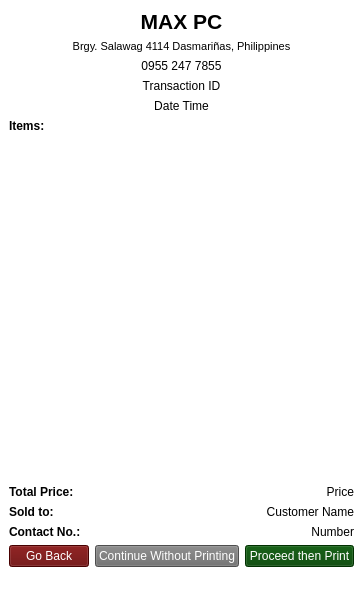
Old version of the form Receipt.ui in the repository Aenan05/MAXPC.
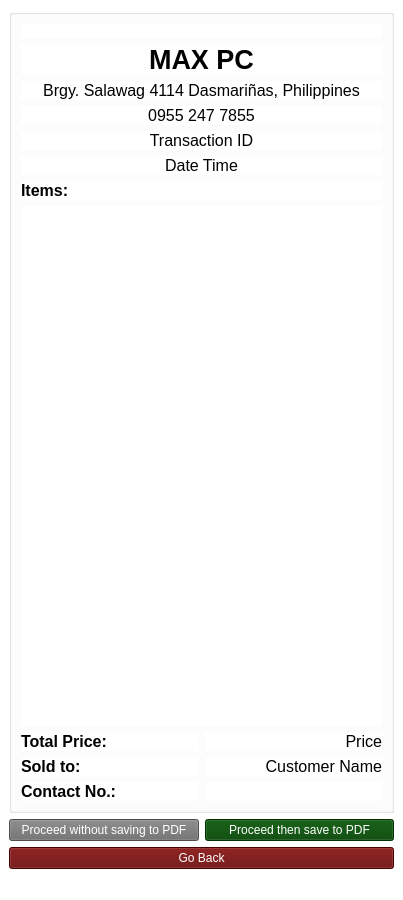
New version of the form. Icons and pictures are not drawn.

Commit message: 053123 1256 checkout and print receipt

```diff
--- a/Receipt.ui
+++ b/Receipt.ui
@@ -6,8 +6,8 @@
    <rect>
     <x>0</x>
     <y>0</y>
-    <width>335</width>
-    <height>598</height>
+    <width>403</width>
+    <height>900</height>
    </rect>
   </property>
   <property name="windowTitle">
@@ -19,7 +19,8 @@
   <widget class="QWidget" name="centralwidget">
    <layout class="QGridLayout" name="gridLayout_2">
     <item row="0" column="0">
-     <layout class="QGridLayout" name="gridLayout">
+     <widget class="QGroupBox" name="print_layout_2">
+      <layout class="QGridLayout" name="print_layout">
       <item row="1" column="0">
        <layout class="QHBoxLayout" name="horizontalLayout_2">
         <item>
@@ -27,6 +28,7 @@
           <property name="font">
            <font>
             <family>Arial</family>
+             <pointsize>12</pointsize>
             <weight>75</weight>
             <bold>true</bold>
            </font>
@@ -37,7 +39,12 @@
          </widget>
         </item>
         <item>
-         <widget class="QLabel" name="label_8">
+          <widget class="QLabel" name="txtName">
+           <property name="font">
+            <font>
+             <pointsize>12</pointsize>
+            </font>
+           </property>
           <property name="text">
            <string>Customer Name</string>
           </property>
@@ -48,14 +55,65 @@
         </item>
        </layout>
       </item>
+       <item row="2" column="0">
+        <layout class="QHBoxLayout" name="horizontalLayout_3">
+         <item>
+          <widget class="QLabel" name="label_9">
+           <property name="font">
+            <font>
+             <family>Arial</family>
+             <pointsize>12</pointsize>
+             <weight>75</weight>
+             <bold>true</bold>
+            </font>
+           </property>
+           <property name="text">
+            <string>Contact No.:</string>
+           </property>
+          </widget>
+         </item>
+         <item>
+          <widget class="QLabel" name="txtNum">
+           <property name="font">
+            <font>
+             <family>Arial</family>
+             <pointsize>12</pointsize>
+            </font>
+           </property>
+           <property name="text">
+            <string/>
+           </property>
+           <property name="alignment">
+            <set>Qt::AlignRight|Qt::AlignTrailing|Qt::AlignVCenter</set>
+           </property>
+          </widget>
+         </item>
+        </layout>
+       </item>
       <item row="0" column="0">
        <layout class="QVBoxLayout" name="verticalLayout">
+         <item>
+          <widget class="QLabel" name="label_6">
+           <property name="text">
+            <string/>
+           </property>
+           <property name="pixmap">
+            <pixmap>100x100.png</pixmap>
+           </property>
+           <property name="scaledContents">
+            <bool>false</bool>
+           </property>
+           <property name="alignment">
+            <set>Qt::AlignCenter</set>
+           </property>
+          </widget>
+         </item>
         <item>
          <widget class="QLabel" name="label">
           <property name="font">
            <font>
             <family>Arial</family>
-            <pointsize>16</pointsize>
+             <pointsize>20</pointsize>
             <weight>75</weight>
             <bold>true</bold>
            </font>
@@ -73,7 +131,7 @@
           <property name="font">
            <font>
             <family>Arial</family>
-            <pointsize>8</pointsize>
+             <pointsize>12</pointsize>
            </font>
           </property>
           <property name="text">
@@ -89,6 +147,7 @@
           <property name="font">
            <font>
             <family>Arial</family>
+             <pointsize>12</pointsize>
            </font>
           </property>
           <property name="text">
@@ -104,6 +163,7 @@
           <property name="font">
            <font>
             <family>Arial</family>
+             <pointsize>12</pointsize>
            </font>
           </property>
           <property name="text">
@@ -119,6 +179,7 @@
           <property name="font">
            <font>
             <family>Arial</family>
+             <pointsize>12</pointsize>
            </font>
           </property>
           <property name="text">
@@ -134,6 +195,7 @@
           <property name="font">
            <font>
             <family>Arial</family>
+             <pointsize>12</pointsize>
             <weight>75</weight>
             <bold>true</bold>
            </font>
@@ -144,7 +206,13 @@
          </widget>
         </item>
         <item>
-         <widget class="QPlainTextEdit" name="plainTextEdit">
+          <widget class="QPlainTextEdit" name="txtItems">
+           <property name="font">
+            <font>
+             <family>Arial</family>
+             <pointsize>12</pointsize>
+            </font>
+           </property>
           <property name="frameShape">
            <enum>QFrame::NoFrame</enum>
           </property>
@@ -163,6 +231,7 @@
             <property name="font">
              <font>
               <family>Arial</family>
+               <pointsize>12</pointsize>
               <weight>75</weight>
               <bold>true</bold>
              </font>
@@ -173,10 +242,11 @@
            </widget>
           </item>
           <item>
-           <widget class="QLabel" name="label_6">
+            <widget class="QLabel" name="txtPrice">
             <property name="font">
              <font>
               <family>Arial</family>
+               <pointsize>12</pointsize>
              </font>
             </property>
             <property name="text">
@@ -191,62 +261,19 @@
         </item>
        </layout>
       </item>
-      <item row="2" column="0">
-       <layout class="QHBoxLayout" name="horizontalLayout_3">
-        <item>
-         <widget class="QLabel" name="label_9">
-          <property name="font">
-           <font>
-            <family>Arial</family>
-            <weight>75</weight>
-            <bold>true</bold>
-           </font>
-          </property>
-          <property name="text">
-           <string>Contact No.:</string>
-          </property>
-         </widget>
-        </item>
-        <item>
-         <widget class="QLabel" name="label_10">
-          <property name="font">
-           <font>
-            <family>Arial</family>
-           </font>
-          </property>
-          <property name="text">
-           <string>Number</string>
-          </property>
-          <property name="alignment">
-           <set>Qt::AlignRight|Qt::AlignTrailing|Qt::AlignVCenter</set>
-          </property>
-         </widget>
-        </item>
-       </layout>
-      </item>
-     </layout>
+      </layout>
+     </widget>
     </item>
     <item row="2" column="0">
      <layout class="QHBoxLayout" name="horizontalLayout_4">
       <item>
-       <widget class="QPushButton" name="pushButton">
-        <property name="styleSheet">
-         <string notr="true">background-color: rgb(99, 0, 0);
-color: rgb(255, 255, 255);</string>
-        </property>
-        <property name="text">
-         <string>Go Back</string>
-        </property>
-       </widget>
-      </item>
-      <item>
-       <widget class="QPushButton" name="pushButton_3">
+       <widget class="QPushButton" name="btnDontPrint">
         <property name="styleSheet">
          <string notr="true">background-color: rgb(109, 109, 109);
 color: rgb(255, 255, 255);</string>
         </property>
         <property name="text">
-         <string>Continue Without Printing</string>
+         <string>Proceed without saving to PDF</string>
         </property>
        </widget>
       </item>
@@ -257,12 +284,23 @@
 color: rgb(255, 255, 255);</string>
         </property>
         <property name="text">
-         <string>Proceed then Print</string>
+         <string>Proceed then save to PDF</string>
         </property>
        </widget>
       </item>
      </layout>
     </item>
+    <item row="3" column="0">
+     <widget class="QPushButton" name="btnBack">
+      <property name="styleSheet">
+       <string notr="true">background-color: rgb(99, 0, 0);
+color: rgb(255, 255, 255);</string>
+      </property>
+      <property name="text">
+       <string>Go Back</string>
+      </property>
+     </widget>
+    </item>
    </layout>
   </widget>
   <widget class="QMenuBar" name="menubar">
```
Left out of the diff: 10 changed lines with no effect on the pictures. Lines whose indentation alone changed are shown as unchanged. The commit also changes 4 other files.
